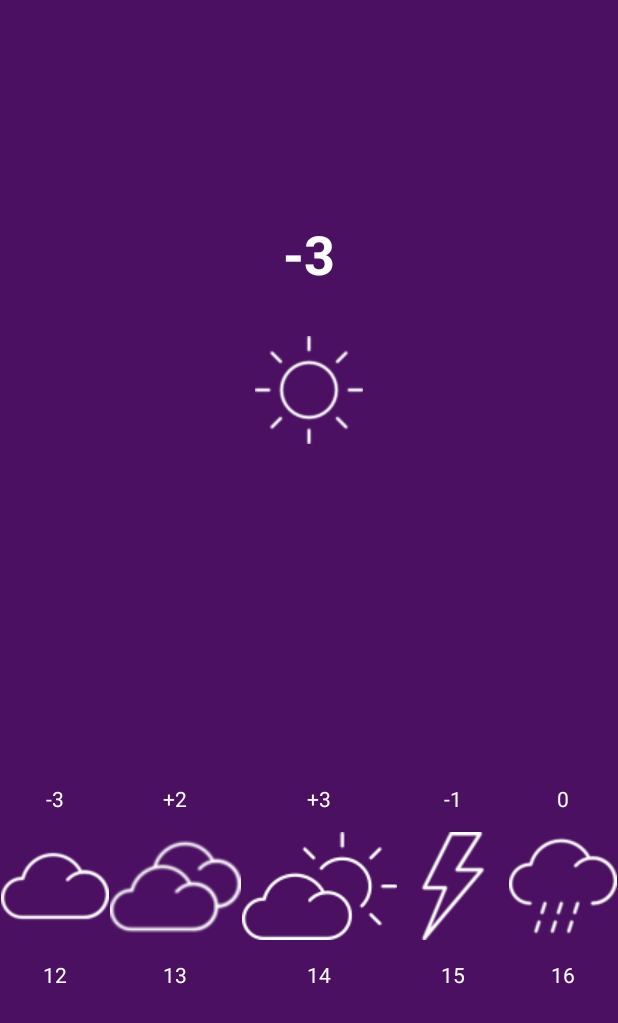
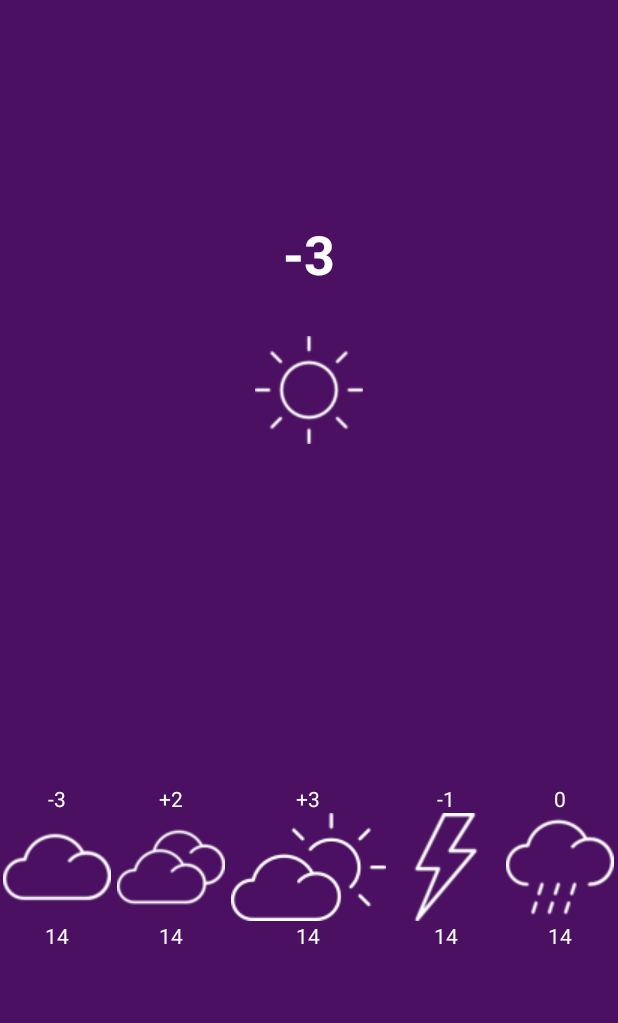
Before and after one commit to TarasovVP/WFU2, an Android app: the layout activity_main.xml on its own in the app's theme, with its tools: preview values and no code run, on a phone screen of 412 x 824 dp. Shown: the top 1023 px of the screen. Run offline under Robolectric (Android 15) with nearby library versions, the phone set to English and light mode, and no system bars.

Commit message:
first working version

```diff
--- a/app/src/main/res/layout/activity_main.xml
+++ b/app/src/main/res/layout/activity_main.xml
@@ -122,8 +122,8 @@ android:shrinkColumns="*">
 
     <ImageView
         android:id="@+id/weath2"
-        android:layout_width="86dp"
-        android:layout_height="98dp"
+        android:layout_width="wrap_content"
+        android:layout_height="wrap_content"
         android:contentDescription="TODO"
         android:src="@drawable/brokenclouds" />
 
@@ -159,13 +159,13 @@ android:shrinkColumns="*">
     <TextView
         android:gravity="center_horizontal"
         android:id="@+id/date1"
-        android:text="@string/_12"
+        android:text="@string/_14"
         android:textColor="@color/White" />
 
     <TextView
         android:gravity="center_horizontal"
         android:id="@+id/date2"
-        android:text="@string/_13"
+        android:text="@string/_14"
         android:textColor="@color/White" />
 
     <TextView
@@ -177,13 +177,13 @@ android:shrinkColumns="*">
     <TextView
         android:gravity="center_horizontal"
         android:id="@+id/date4"
-        android:text="@string/_15"
+        android:text="@string/_14"
         android:textColor="@color/White" />
 
     <TextView
         android:gravity="center_horizontal"
         android:id="@+id/date5"
-        android:text="@string/_16"
+        android:text="@string/_14"
         android:textColor="@color/White" />
 
  </TableRow>
```
Also changed, not shown: app/src/main/java/com/gmail/tarasov1998/wfu2/GetWeathear.java (+44 -3 lines), app/src/main/java/com/gmail/tarasov1998/wfu2/MainActivity.java (+35 -16 lines), app/src/main/java/com/gmail/tarasov1998/wfu2/Weather.java (+15 -10 lines).
